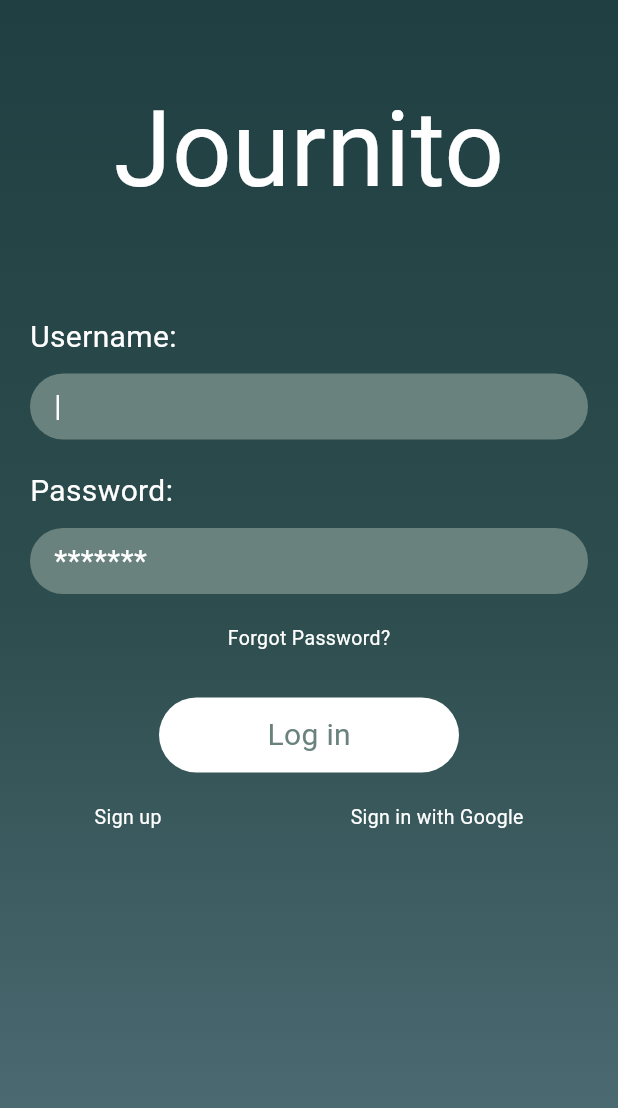
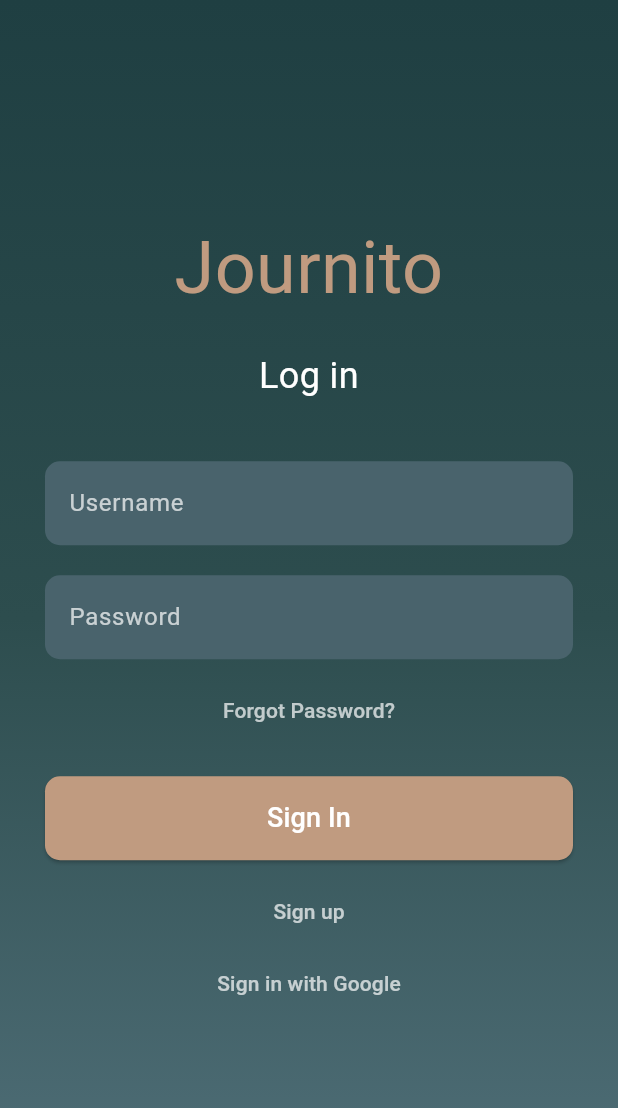
Before and after one commit to mariantaflou/Human-Computer-Interaction-Project-Journito, a Flutter app: the screen it shows after launch, after a tap on "Log In", on a phone screen of 412 x 824 dp. Shown: the top 1108 px of the screen. Run offline on Flutter 3.47's test engine with Material 3 defaults, Android fonts, the light colour scheme and no system bars; Roboto replaces fonts that are missing (Cursive).

Commit message:
new changes

```diff
--- a/lib/main.dart
+++ b/lib/main.dart
@@ -1,12 +1,15 @@
 import 'package:flutter/material.dart';
 import 'screens/welcome_screen.dart';
-import 'screens/login.dart';
+import 'screens/login.dart'; // Import the login screen
+import 'screens/home_screen.dart';
 
 void main() {
-  runApp(MyApp());
+  runApp(const MyApp());
 }
 
 class MyApp extends StatelessWidget {
+  const MyApp({super.key});
+
   @override
   Widget build(BuildContext context) {
     return MaterialApp(
@@ -14,7 +17,12 @@ class MyApp extends StatelessWidget {
       theme: ThemeData(
         primarySwatch: Colors.blue,
       ),
-      home: WelcomeScreen(),
+      initialRoute: '/',
+      routes: {
+        '/': (context) => const WelcomeScreen(),
+        '/login': (context) => const LoginScreen(),
+        '/home': (context) => const HomeScreen(), // Define the home screen route
+      },
     );
   }
 }
--- a/lib/screens/login.dart
+++ b/lib/screens/login.dart
@@ -1,13 +1,44 @@
 import 'package:flutter/material.dart';
 
-class LoginScreen extends StatelessWidget {
+class LoginScreen extends StatefulWidget {
+  const LoginScreen({super.key});
+
+  @override
+  State<LoginScreen> createState() => _LoginScreenState();
+}
+
+class _LoginScreenState extends State<LoginScreen> {
+  final TextEditingController _usernameController = TextEditingController();
+  final TextEditingController _passwordController = TextEditingController();
+
+  void _signIn() {
+    final username = _usernameController.text;
+    final password = _passwordController.text;
+
+    if (username == 'user' && password == 'password') {
+      Navigator.pushReplacementNamed(context, '/home'); // Navigate to the home screen
+    } else {
+      showDialog(
+        context: context,
+        builder: (context) => AlertDialog(
+          title: const Text('Error'),
+          content: const Text('Invalid username or password.'),
+          actions: [
+            TextButton(
+              onPressed: () => Navigator.pop(context),
+              child: const Text('OK'),
+            ),
+          ],
+        ),
+      );
+    }
+  }
+
   @override
   Widget build(BuildContext context) {
     return Scaffold(
       body: Container(
-        width: double.infinity,
-        height: double.infinity,
-        decoration: BoxDecoration(
+        decoration: const BoxDecoration(
           gradient: LinearGradient(
             begin: Alignment.topCenter,
             end: Alignment.bottomCenter,
@@ -18,153 +49,105 @@ class LoginScreen extends StatelessWidget {
             ],
           ),
         ),
-        child: SingleChildScrollView(
+        child: Padding(
+          padding: const EdgeInsets.symmetric(horizontal: 30),
           child: Column(
+            mainAxisAlignment: MainAxisAlignment.center,
+            crossAxisAlignment: CrossAxisAlignment.stretch,
             children: [
-              const SizedBox(height: 50),
-              // App Name
               const Text(
-                "Journito",
+                'Journito',
                 style: TextStyle(
-                  fontSize: 70,
-                  fontWeight: FontWeight.w400,
+                  fontSize: 48,
+                  fontFamily: 'Cursive',
+                  color: Color(0xFFC09B80),
+                ),
+                textAlign: TextAlign.center,
+              ),
+              const SizedBox(height: 20),
+              const Text(
+                'Log in',
+                style: TextStyle(
+                  fontSize: 24,
                   color: Colors.white,
                 ),
+                textAlign: TextAlign.center,
               ),
-              const SizedBox(height: 50),
-              // Username Field
-              Padding(
-                padding: const EdgeInsets.symmetric(horizontal: 20, vertical: 10),
-                child: Column(
-                  crossAxisAlignment: CrossAxisAlignment.start,
-                  children: [
-                    const Text(
-                      "Username:",
-                      style: TextStyle(
-                        fontSize: 20,
-                        fontWeight: FontWeight.w400,
-                        color: Colors.white,
-                      ),
-                    ),
-                    const SizedBox(height: 10),
-                    Container(
-                      width: double.infinity,
-                      height: 44,
-                      decoration: BoxDecoration(
-                        borderRadius: BorderRadius.circular(35),
-                        color: Color(0xff6a827e),
-                      ),
-                      child: const Padding(
-                        padding: EdgeInsets.symmetric(horizontal: 16),
-                        child: Align(
-                          alignment: Alignment.centerLeft,
-                          child: Text(
-                            "|",
-                            style: TextStyle(
-                              fontSize: 20,
-                              color: Colors.white,
-                            ),
-                          ),
-                        ),
-                      ),
-                    ),
-                  ],
+              const SizedBox(height: 40),
+              TextField(
+                controller: _usernameController,
+                decoration: InputDecoration(
+                  filled: true,
+                  fillColor: const Color(0xFF49636C), // Light teal
+                  hintText: 'Username',
+                  hintStyle: const TextStyle(color: Colors.white70),
+                  border: OutlineInputBorder(
+                    borderRadius: BorderRadius.circular(10),
+                    borderSide: BorderSide.none,
+                  ),
+                ),
+                style: const TextStyle(color: Colors.white),
+              ),
+              const SizedBox(height: 20),
+              TextField(
+                controller: _passwordController,
+                obscureText: true,
+                decoration: InputDecoration(
+                  filled: true,
+                  fillColor: const Color(0xFF49636C), // Light teal
+                  hintText: 'Password',
+                  hintStyle: const TextStyle(color: Colors.white70),
+                  border: OutlineInputBorder(
+                    borderRadius: BorderRadius.circular(10),
+                    borderSide: BorderSide.none,
+                  ),
+                ),
+                style: const TextStyle(color: Colors.white),
+              ),
+              const SizedBox(height: 10),
+              TextButton(
+                onPressed: () {
+                  // Implement forgot password functionality if needed
+                },
+                child: const Text(
+                  'Forgot Password?',
+                  style: TextStyle(color: Colors.white70),
+                  textAlign: TextAlign.end,
                 ),
               ),
-              // Password Field
-              Padding(
-                padding: const EdgeInsets.symmetric(horizontal: 20, vertical: 10),
-                child: Column(
-                  crossAxisAlignment: CrossAxisAlignment.start,
-                  children: [
-                    const Text(
-                      "Password:",
-                      style: TextStyle(
-                        fontSize: 20,
-                        fontWeight: FontWeight.w400,
-                        color: Colors.white,
-                      ),
-                    ),
-                    const SizedBox(height: 10),
-                    Container(
-                      width: double.infinity,
-                      height: 44,
-                      decoration: BoxDecoration(
-                        borderRadius: BorderRadius.circular(35),
-                        color: Color(0xff6a827e),
-                      ),
-                      child: const Padding(
-                        padding: EdgeInsets.symmetric(horizontal: 16),
-                        child: Align(
-                          alignment: Alignment.centerLeft,
-                          child: Text(
-                            "*******",
-                            style: TextStyle(
-                              fontSize: 20,
-                              color: Colors.white,
-                            ),
-                          ),
-                        ),
-                      ),
-                    ),
-                  ],
+              const SizedBox(height: 20),
+              ElevatedButton(
+                onPressed: _signIn,
+                style: ElevatedButton.styleFrom(
+                  backgroundColor: const Color(0xFFC09B80), // Light brown
+                  padding: const EdgeInsets.symmetric(vertical: 15),
+                  shape: RoundedRectangleBorder(
+                    borderRadius: BorderRadius.circular(10),
+                  ),
+                ),
+                child: const Text(
+                  'Sign In',
+                  style: TextStyle(fontSize: 18, color: Colors.white),
                 ),
               ),
-              // Forgot Password
-              const Padding(
-                padding: EdgeInsets.symmetric(vertical: 10),
-                child: Text(
-                  "Forgot Password?",
-                  style: TextStyle(
-                    fontSize: 13,
-                    fontWeight: FontWeight.w400,
-                    color: Colors.white,
-                  ),
+              const SizedBox(height: 10),
+              TextButton(
+                onPressed: () {
+                  Navigator.pushNamed(context, '/signup'); // Add a signup route later
+                },
+                child: const Text(
+                  'Sign up',
+                  style: TextStyle(color: Colors.white70),
                 ),
               ),
-              // Log In Button
-              Padding(
-                padding: const EdgeInsets.symmetric(vertical: 20),
-                child: Container(
-                  width: 200,
-                  height: 50,
-                  decoration: BoxDecoration(
-                    borderRadius: BorderRadius.circular(35),
-                    color: Colors.white,
-                  ),
-                  child: const Center(
-                    child: Text(
-                      "Log in",
-                      style: TextStyle(
-                        fontSize: 20,
-                        fontWeight: FontWeight.w400,
-                        color: Color(0xff6a827e),
-                      ),
-                    ),
-                  ),
+              TextButton(
+                onPressed: () {
+                  // Implement Google Sign-in functionality
+                },
+                child: const Text(
+                  'Sign in with Google',
+                  style: TextStyle(color: Colors.white70),
                 ),
-              ),
-              // Sign Up and Google Sign In
-              const Row(
-                mainAxisAlignment: MainAxisAlignment.spaceAround,
-                children:  [
-                  Text(
-                    "Sign up",
-                    style: TextStyle(
-                      fontSize: 13,
-                      fontWeight: FontWeight.w400,
-                      color: Colors.white,
-                    ),
-                  ),
-                  Text(
-                    "Sign in with Google",
-                    style: TextStyle(
-                      fontSize: 13,
-                      fontWeight: FontWeight.w400,
-                      color: Colors.white,
-                    ),
-                  ),
-                ],
               ),
             ],
           ),
--- a/lib/screens/welcome_screen.dart
+++ b/lib/screens/welcome_screen.dart
@@ -2,16 +2,13 @@ import 'package:flutter/material.dart';
 import 'login.dart';
 
 class WelcomeScreen extends StatelessWidget {
+  const WelcomeScreen({Key? key}) : super(key: key);
+
   @override
   Widget build(BuildContext context) {
     return Scaffold(
-      body: Stack(
-        children: [
-          // Gradient background
-          Container(
-            width: double.infinity, // Takes the full width of the screen
-            height: double.infinity, // Takes the full height of the screen
-            decoration: BoxDecoration(
+      body: Container(
+        decoration: const BoxDecoration(
           gradient: LinearGradient(
             begin: Alignment.topCenter,
             end: Alignment.bottomCenter,
@@ -22,47 +19,65 @@ class WelcomeScreen extends StatelessWidget {
             ],
           ),
         ),
-          ),
-          // "Journito" text centered within the screen
-          Positioned(
-            top: MediaQuery.of(context).size.height * 0.3, // Centered vertically
-            left: 40,
+        child: Column(
+          children: [
+            const SizedBox(height: 80),
+            // App Title
+            const Align(
+              alignment: Alignment.center,
               child: Text(
-              "Journito",
+                'Journito',
                 style: TextStyle(
-                fontSize: 70,
-                fontFamily: 'Mervale Script', // Use Mervale Script font
-                color: Color(0xFFE0A28E), // Set the color to #E0A28E
-                fontWeight: FontWeight.w400,
+                  fontFamily: 'Cursive',
+                  fontSize: 48,
+                  fontWeight: FontWeight.bold,
+                  color: Color(0xFFC09B80),
                 ),
               ),
             ),
-          // Log in button at the bottom of the screen
-          Positioned(
-            bottom: 50, // Adjust the distance from the bottom
-            left: 30,
-            right: 30,
+            const Spacer(),
+            // Welcome Message
+            const Padding(
+              padding: EdgeInsets.symmetric(horizontal: 20),
+              child: Text(
+                'Welcome to Journito, your personal journaling and task management app.',
+                textAlign: TextAlign.center,
+                style: TextStyle(
+                  fontSize: 18,
+                  color: Colors.white,
+                ),
+              ),
+            ),
+            const SizedBox(height: 40),
+            // Log In Button
+            SizedBox(
+              width: 200,
+              height: 60,
               child: ElevatedButton(
-              onPressed: () {
-                Navigator.push(
-                  context,
-                  MaterialPageRoute(builder: (context) => LoginScreen()),
-                );
-              },
                 style: ElevatedButton.styleFrom(
-                backgroundColor: Colors.blueAccent, // Button color
-                padding: EdgeInsets.symmetric(horizontal: 40, vertical: 12),
+                  backgroundColor: const Color(0xffc9a77a),
                   shape: RoundedRectangleBorder(
                     borderRadius: BorderRadius.circular(30),
                   ),
                 ),
-              child: Text(
+                onPressed: () {
+                  Navigator.push(
+                    context,
+                    MaterialPageRoute(builder: (context) => const LoginScreen()),
+                  );
+                },
+                child: const Text(
                   'Log In',
-                style: TextStyle(fontSize: 18),
+                  style: TextStyle(
+                    fontSize: 20,
+                    color: Colors.white,
                   ),
                 ),
               ),
+            ),
+            const Spacer(),
           ],
+        ),
       ),
     );
   }
```
Also changed, not shown: lib/screens/home_screen.dart (added, +205 -0 lines). Lines whose indentation alone changed are shown as unchanged.
